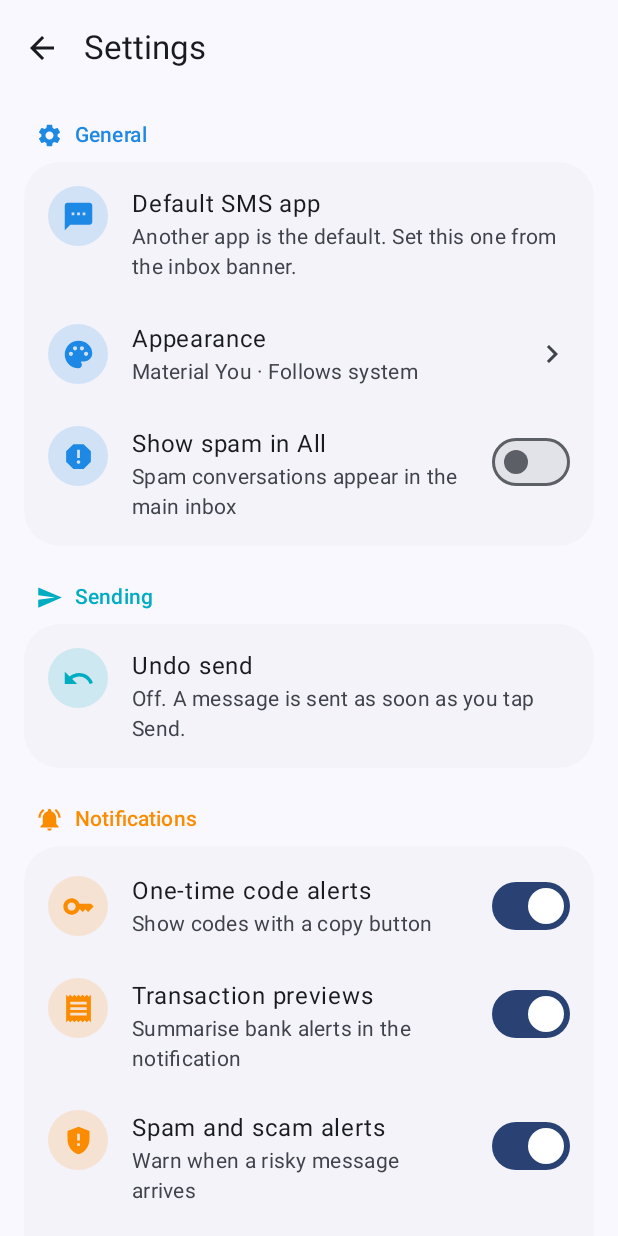
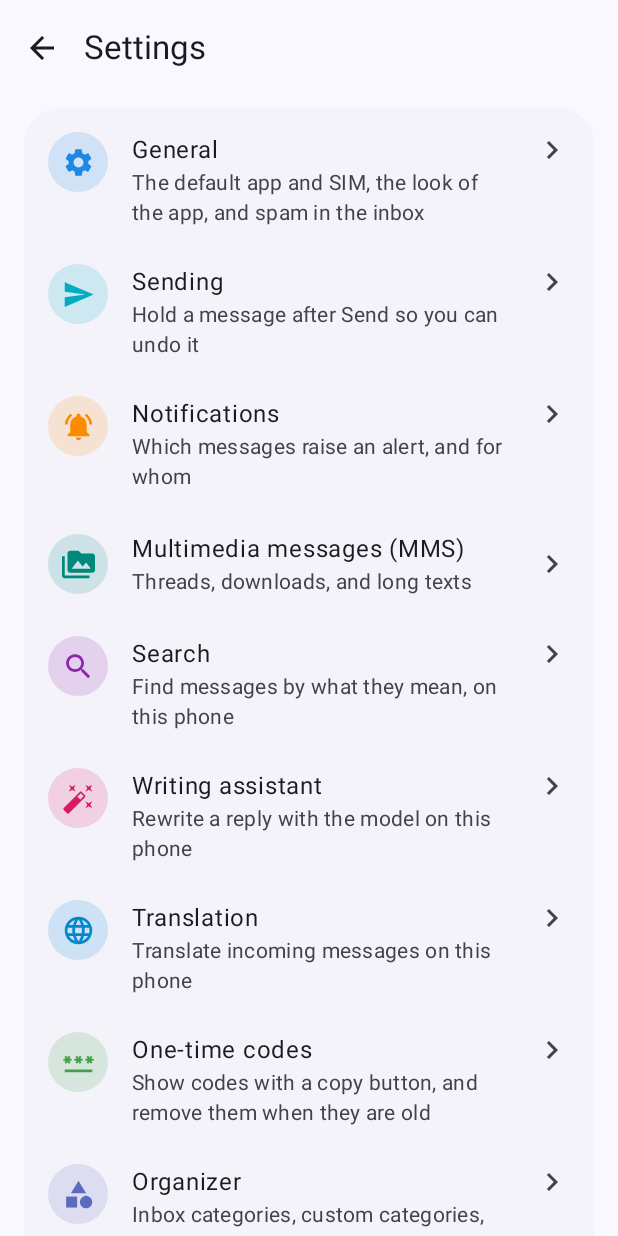
Before and after one commit to techievee/aismo, an Android app built with Jetpack Compose: the SettingsScreen screen opened through its navigation route, on a phone screen of 412 x 824 dp. Run offline under Robolectric (Android 15) with nearby library versions, the phone set to English and light mode, and no system bars; our stand-ins replace Room's generated code.

Commit message:
aismo 0.7.4: two-page settings with a category list

```diff
--- a/app/build.gradle.kts
+++ b/app/build.gradle.kts
@@ -18,8 +18,8 @@ android {
         applicationId = "aismo.sms"
         minSdk = 29
         targetSdk = 37
-        versionCode = 12
-        versionName = "0.7.3"
+        versionCode = 13
+        versionName = "0.7.4"
         testInstrumentationRunner = "androidx.test.runner.AndroidJUnitRunner"
 
         // ONNX Runtime ships about 15 MB of native code per architecture. Override with -Pabis=arm64-v8a for a phone-only build.
--- a/app/src/main/java/aismo/sms/MainActivity.kt
+++ b/app/src/main/java/aismo/sms/MainActivity.kt
@@ -52,6 +52,7 @@ import aismo.sms.ui.LicenceTextScreen
 import aismo.sms.ui.LicencesScreen
 import aismo.sms.ui.PrivacyScreen
 import aismo.sms.ui.LocalCustomCategoryIcons
+import aismo.sms.ui.SettingsGroupScreen
 import aismo.sms.ui.SettingsScreen
 import aismo.sms.ui.StarredScreen
 import aismo.sms.ui.ThreadScreen
@@ -70,6 +71,7 @@ object Routes {
     const val PROTECTION = "protection"
     const val BLOCKED = "blocked"
     const val SETTINGS = "settings"
+    const val SETTINGS_GROUP = "settings/group/{group}"
     const val CATEGORIES = "settings/categories"
     const val CATEGORY_ORDER = "settings/category-order"
     const val RULES = "settings/rules"
@@ -85,6 +87,7 @@ object Routes {
     fun licenceText(asset: String, title: String) = "licences/${Uri.encode(asset)}?title=${Uri.encode(title)}"
     fun thread(key: String, address: String = "") = "thread/${Uri.encode(key)}?address=${Uri.encode(address)}"
     fun new(to: String = "", body: String = "") = "new?to=${Uri.encode(to)}&body=${Uri.encode(body)}"
+    fun settingsGroup(group: String) = "settings/group/${Uri.encode(group)}"
 }
 
 /**
@@ -267,6 +270,16 @@ private fun AppNav(pending: MutableState<Intent?>) {
         composable(Routes.SETTINGS) {
             SettingsScreen(
                 onBack = { nav.popBackStack() },
+                onOpenGroup = { nav.navigate(Routes.settingsGroup(it)) },
+            )
+        }
+        composable(
+            Routes.SETTINGS_GROUP,
+            arguments = listOf(navArgument("group") { type = NavType.StringType }),
+        ) { entry ->
+            SettingsGroupScreen(
+                group = entry.arguments?.getString("group").orEmpty(),
+                onBack = { nav.popBackStack() },
                 onCategories = { nav.navigate(Routes.CATEGORIES) },
                 onCategoryOrder = { nav.navigate(Routes.CATEGORY_ORDER) },
                 onRules = { nav.navigate(Routes.RULES) },
--- a/app/src/main/java/aismo/sms/ui/SettingsKit.kt
+++ b/app/src/main/java/aismo/sms/ui/SettingsKit.kt
@@ -63,6 +63,15 @@ fun IconChip(icon: ImageVector, accent: Color, enabled: Boolean = true) {
     }
 }
 
+/** The rounded card that a set of rows sits on; the same surface in a settings group and on the category page. */
+@Composable
+fun SettingsCard(content: @Composable ColumnScope.() -> Unit) {
+    Card(
+        Modifier.fillMaxWidth(), shape = RoundedCornerShape(24.dp),
+        colors = CardDefaults.cardColors(containerColor = MaterialTheme.colorScheme.surfaceContainerLow),
+    ) { Column(Modifier.padding(vertical = 4.dp), content = content) }
+}
+
 /** A titled group of settings: a heading with the group's icon, then the rows together on one rounded card. */
 @Composable
 fun SettingsGroup(title: String, icon: ImageVector, accent: Color, content: @Composable ColumnScope.() -> Unit) {
@@ -71,10 +80,7 @@ fun SettingsGroup(title: String, icon: ImageVector, accent: Color, content: @Com
             Icon(icon, contentDescription = null, tint = readable(accent), modifier = Modifier.size(18.dp))
             Text(title, style = MaterialTheme.typography.titleSmall, fontWeight = FontWeight.SemiBold, color = readable(accent))
         }
-        Card(
-            Modifier.fillMaxWidth(), shape = RoundedCornerShape(24.dp),
-            colors = CardDefaults.cardColors(containerColor = MaterialTheme.colorScheme.surfaceContainerLow),
-        ) { Column(Modifier.padding(vertical = 4.dp), content = content) }
+        SettingsCard(content)
     }
 }
 
--- a/app/src/main/java/aismo/sms/ui/SettingsScreens.kt
+++ b/app/src/main/java/aismo/sms/ui/SettingsScreens.kt
@@ -20,6 +20,7 @@ import androidx.compose.material.icons.filled.Edit
 import androidx.compose.material.icons.filled.Alarm
 import androidx.compose.material.icons.filled.AutoAwesome
 import androidx.compose.material.icons.filled.AutoDelete
+import androidx.compose.material.icons.filled.AutoFixHigh
 import androidx.compose.material.icons.filled.Backup
 import androidx.compose.material.icons.filled.Category
 import androidx.compose.material.icons.filled.CleaningServices
@@ -31,6 +32,7 @@ import androidx.compose.material.icons.filled.FilterAlt
 import androidx.compose.material.icons.filled.GppMaybe
 import androidx.compose.material.icons.filled.Info
 import androidx.compose.material.icons.filled.Key
+import androidx.compose.material.icons.filled.Language
 import androidx.compose.material.icons.filled.Lock
 import androidx.compose.material.icons.filled.Label
 import androidx.compose.material.icons.filled.NotificationsActive
@@ -73,6 +75,7 @@ import androidx.compose.foundation.selection.selectable
 import androidx.compose.foundation.shape.CircleShape
 import androidx.compose.ui.draw.clip
 import androidx.compose.ui.graphics.Color
+import androidx.compose.ui.graphics.vector.ImageVector
 import androidx.compose.ui.semantics.Role
 import aismo.sms.domain.CategoryIconKeys
 import androidx.compose.material.icons.automirrored.filled.Send
@@ -122,8 +125,49 @@ import aismo.sms.data.settings.ThemeMode
 import aismo.sms.domain.SmsCategory
 import aismo.sms.work.Workers
 
+/** One category of settings: its key, the name and icon it wears, and a line about what is inside. */
+private data class SettingsGroupInfo(
+    val key: String,
+    val title: String,
+    val icon: ImageVector,
+    val accent: Color,
+    val summary: String,
+)
+
+/** The categories of the settings page, in order. The first page lists them; each one opens its own page of settings. */
+private val settingsGroups = listOf(
+    SettingsGroupInfo("general", "General", Icons.Filled.Settings, SettingsAccent.General, "The default app and SIM, the look of the app, and spam in the inbox"),
+    SettingsGroupInfo("sending", "Sending", Icons.AutoMirrored.Filled.Send, SettingsAccent.Sending, "Hold a message after Send so you can undo it"),
+    SettingsGroupInfo("notifications", "Notifications", Icons.Filled.NotificationsActive, SettingsAccent.Notifications, "Which messages raise an alert, and for whom"),
+    SettingsGroupInfo("media", "Multimedia messages (MMS)", Icons.Filled.PermMedia, SettingsAccent.Media, "Threads, downloads, and long texts"),
+    SettingsGroupInfo("search", "Search", Icons.Filled.Search, SettingsAccent.Search, "Find messages by what they mean, on this phone"),
+    SettingsGroupInfo("writing", "Writing assistant", Icons.Filled.AutoFixHigh, SettingsAccent.Writing, "Rewrite a reply with the model on this phone"),
+    SettingsGroupInfo("translation", "Translation", Icons.Filled.Language, SettingsAccent.Translation, "Translate incoming messages on this phone"),
+    SettingsGroupInfo("codes", "One-time codes", Icons.Filled.Password, SettingsAccent.Codes, "Show codes with a copy button, and remove them when they are old"),
+    SettingsGroupInfo("organizer", "Organizer", Icons.Filled.Category, SettingsAccent.Organizer, "Inbox categories, custom categories, and rules"),
+    SettingsGroupInfo("security", "Security", Icons.Filled.Lock, SettingsAccent.Security, "Lock categories behind a fingerprint or a PIN"),
+    SettingsGroupInfo("data", "Data", Icons.Filled.Storage, SettingsAccent.Data, "Backups, and why nothing ever leaves this phone"),
+    SettingsGroupInfo("help", "Help and about", Icons.Filled.Info, SettingsAccent.About, "Help, what is inside, privacy, and licences"),
+)
+
+/** The first settings page: one row per category, each opening the page of that category's settings. */
 @Composable
-fun SettingsScreen(
+fun SettingsScreen(onBack: () -> Unit, onOpenGroup: (String) -> Unit) {
+    SimpleScaffold("Settings", onBack) { padding ->
+        Column(Modifier.padding(padding).fillMaxSize().verticalScroll(rememberScrollState()).padding(horizontal = 16.dp).padding(top = 8.dp, bottom = 24.dp)) {
+            SettingsCard {
+                settingsGroups.forEach { g ->
+                    NavRow(g.icon, g.accent, g.title, g.summary, chevron = true) { onOpenGroup(g.key) }
+                }
+            }
+        }
+    }
+}
+
+/** The second settings page: the settings of one category, reached from the list above. */
+@Composable
+fun SettingsGroupScreen(
+    group: String,
     onBack: () -> Unit, onCategories: () -> Unit, onCategoryOrder: () -> Unit, onRules: () -> Unit, onBackup: () -> Unit, onAppearance: () -> Unit,
     onHelp: () -> Unit, onAbout: () -> Unit, onPrivacy: () -> Unit,
 ) {
@@ -142,8 +186,10 @@ fun SettingsScreen(
     var numberDialog by remember { mutableStateOf(false) }
     var segmentsDialog by remember { mutableStateOf(false) }
 
-    SimpleScaffold("Settings", onBack) { padding ->
+    val info = remember(group) { settingsGroups.firstOrNull { it.key == group } ?: settingsGroups.first() }
+    SimpleScaffold(info.title, onBack) { padding ->
         Column(Modifier.padding(padding).fillMaxSize().verticalScroll(rememberScrollState()).padding(bottom = 24.dp)) {
+            if (group == "general") {
                 val general = SettingsAccent.General
                 SettingsGroup("General", Icons.Filled.Settings, general) {
                     NavRow(Icons.Filled.Sms, general, "Default SMS app", if (context.isDefaultSmsApp()) "This app is your default" else "Another app is the default. Set this one from the inbox banner.") {}
@@ -153,12 +199,16 @@ fun SettingsScreen(
                         NavRow(Icons.Filled.SimCard, general, "Default SIM", sims.firstOrNull { it.subId == s.defaultSubId }?.label ?: "Use system default") { simDialog = true }
                     }
                 }
+            }
 
+            if (group == "sending") {
                 val sending = SettingsAccent.Sending
                 SettingsGroup("Sending", Icons.AutoMirrored.Filled.Send, sending) {
                     NavRow(Icons.AutoMirrored.Filled.Undo, sending, "Undo send", sendHoldSummary(s.sendDelaySeconds)) { holdDialog = true }
                 }
+            }
 
+            if (group == "notifications") {
                 val alerts = SettingsAccent.Notifications
                 SettingsGroup("Notifications", Icons.Filled.NotificationsActive, alerts) {
                     SwitchRow(Icons.Filled.Key, alerts, "One-time code alerts", "Show codes with a copy button", s.otpNotifications) { v -> update { it.copy(otpNotifications = v) } }
@@ -171,7 +221,9 @@ fun SettingsScreen(
                     SwitchRow(Icons.Filled.CleaningServices, alerts, "Weekly spam review", "A reminder every Sunday morning to look through spam and delete it", s.spamReviewReminder) { v -> update { it.copy(spamReviewReminder = v) } }
                     SwitchRow(Icons.Filled.Person, alerts, "Alert only for contacts", "No notifications from senders that are not in your contacts. Their messages still arrive and are sorted.", s.notifyContactsOnly) { v -> update { it.copy(notifyContactsOnly = v) } }
                 }
+            }
 
+            if (group == "media") {
                 val media = SettingsAccent.Media
                 SettingsGroup("Multimedia messages (MMS)", Icons.Filled.PermMedia, media) {
                     SwitchRow(Icons.Filled.Merge, media, "Keep texts and pictures together", "On, SMS and MMS from the same sender share one thread; off, they stay in separate threads. Inbox categories follow the choice.", s.groupSmsAndMms) { v ->
@@ -186,7 +238,9 @@ fun SettingsScreen(
                     NavRow(Icons.Filled.Tune, media, "Convert after", if (s.longTextSegments == 0) "Carrier default" else "More than ${s.longTextSegments} text parts", enabled = s.longTextToMms) { segmentsDialog = true }
                     NavRow(Icons.Filled.Smartphone, media, "My phone number", s.ownNumber.ifBlank { "Detected automatically" }) { numberDialog = true }
                 }
+            }
 
+            if (group == "search") {
                 val search = SettingsAccent.Search
                 SettingsGroup("Search", Icons.Filled.Search, search) {
                     val smart by remember { c.smartSearchStatus() }.collectAsStateWithLifecycle(SmartSearchStatus())
@@ -203,18 +257,22 @@ fun SettingsScreen(
                         }
                     }
                 }
+            }
 
-            WritingAssistantSection(s)
+            if (group == "writing") WritingAssistantSection(s)
 
-            TranslationSection(s)
+            if (group == "translation") TranslationSection(s)
 
+            if (group == "codes") {
                 val codes = SettingsAccent.Codes
                 SettingsGroup("One-time codes", Icons.Filled.Password, codes) {
                     SwitchRow(Icons.Filled.AutoDelete, codes, "Auto-delete codes", "Remove code messages after they are used or old", s.otpAutoDelete) { v -> update { it.copy(otpAutoDelete = v) } }
                     NavRow(Icons.Filled.Timer, codes, "Delete after", "${s.otpAutoDeleteHours} hours", enabled = s.otpAutoDelete) { hoursDialog = true }
                     SwitchRow(Icons.Filled.ContentCopy, codes, "Delete after copying", "Remove the message as soon as you copy its code", s.otpDeleteAfterCopy) { v -> update { it.copy(otpDeleteAfterCopy = v) } }
                 }
+            }
 
+            if (group == "organizer") {
                 val organizer = SettingsAccent.Organizer
                 SettingsGroup("Organizer", Icons.Filled.Category, organizer) {
                     NavRow(Icons.Filled.ViewList, organizer, "Inbox categories", "Choose which categories show in the inbox, their order, and which may notify you", chevron = true, onClick = onCategoryOrder)
@@ -228,19 +286,24 @@ fun SettingsScreen(
                         if (reapplying) LinearProgressIndicator(Modifier.fillMaxWidth().padding(top = 8.dp))
                     }
                 }
+            }
 
-            SecuritySection(s)
+            if (group == "security") SecuritySection(s)
 
+            if (group == "data") {
                 val data = SettingsAccent.Data
                 SettingsGroup("Data", Icons.Filled.Storage, data) {
                     NavRow(Icons.Filled.PrivacyTip, data, "Private by design", "Everything is processed on this phone. aismo has no internet permission, so nothing is ever sent anywhere.", chevron = true, onClick = onPrivacy)
                     NavRow(Icons.Filled.Backup, data, "Backup and restore", "Encrypted copy of your messages and settings", chevron = true, onClick = onBackup)
                 }
+            }
 
+            if (group == "help") {
                 val about = SettingsAccent.About
                 SettingsGroup("Help and about", Icons.Filled.Info, about) {
                     NavRow(Icons.AutoMirrored.Filled.HelpOutline, about, "Help and FAQ", "How to do things, and what to try when something does not work", chevron = true, onClick = onHelp)
                     NavRow(Icons.Filled.Info, about, "About aismo", "Version ${versionLabel(context)}, read me, privacy and licences", chevron = true, onClick = onAbout)
+                }
             }
         }
     }
```
Also changed, not shown: 1 other file. Lines whose indentation alone changed are shown as unchanged.
